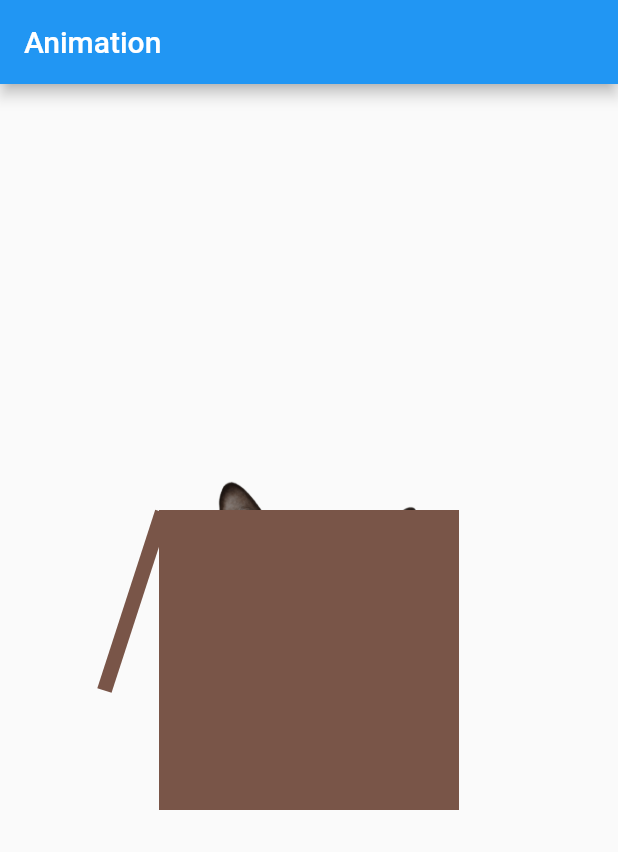
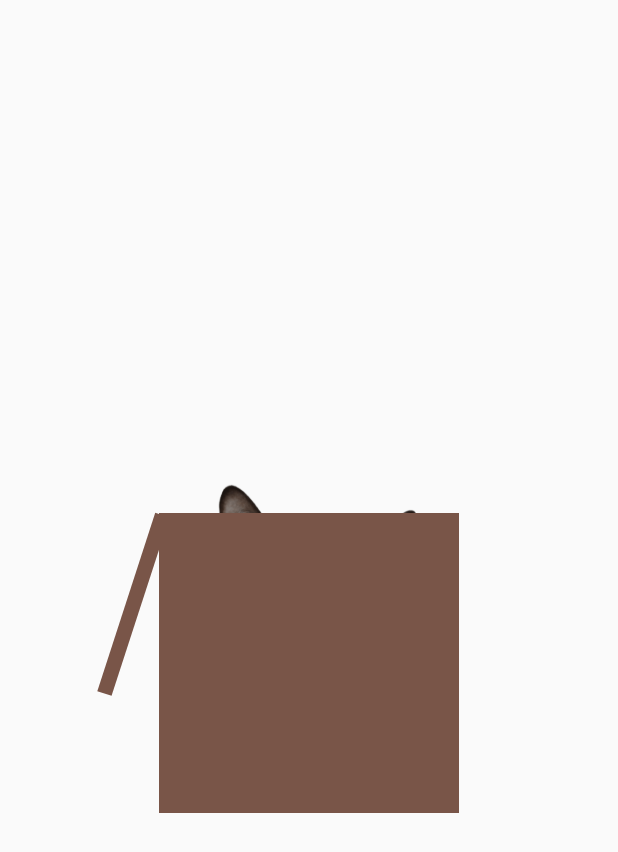
Before and after one commit to weilyuwang/FlutterAnimation-Intro, a Flutter app: the screen it shows after launch, on a phone screen of 412 x 824 dp. Shown: the top 852 px of the screen. Run offline on Flutter 3.47's test engine with Material 2 defaults, Android fonts, the phone set to English and light mode, and no system bars.

Commit message:
remove appBar

```diff
--- a/lib/src/app.dart
+++ b/lib/src/app.dart
@@ -5,6 +5,7 @@ class App extends StatelessWidget {
   @override
   Widget build(BuildContext context) {
     return MaterialApp(
+      debugShowCheckedModeBanner: false,
       title: 'Animation',
       theme: ThemeData(
         primarySwatch: Colors.blue,
--- a/lib/src/screens/home.dart
+++ b/lib/src/screens/home.dart
@@ -39,11 +39,10 @@ class _HomeState extends State<Home> with TickerProviderStateMixin {
   @override
   Widget build(BuildContext context) {
     return Scaffold(
-      appBar: AppBar(
-        title: Text('Animation'),
-      ),
       body: GestureDetector(
         child: Center(
+          child: Padding(
+            padding: const EdgeInsets.only(top: 60.0),
             child: Stack(
               overflow: Overflow.visible,
               children: <Widget>[
@@ -51,6 +50,7 @@ class _HomeState extends State<Home> with TickerProviderStateMixin {
                 _buildBox(),
                 _buildLeftFlap(),
               ],
+            ),
           ),
         ),
         onTap: _onTap,
```
Lines whose indentation alone changed are shown as unchanged.
